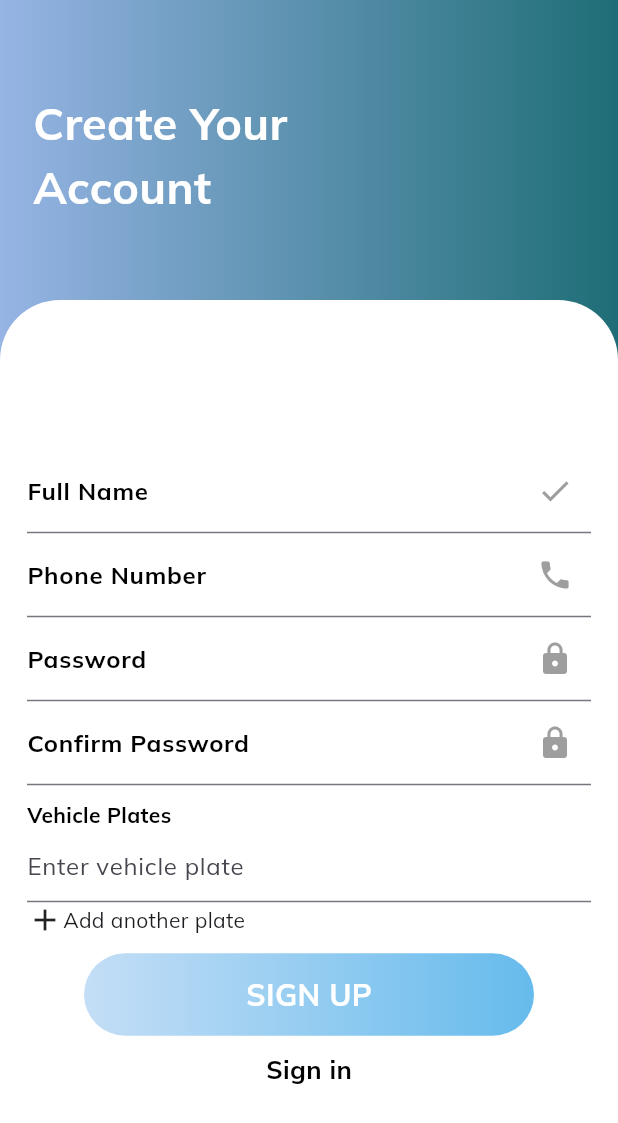
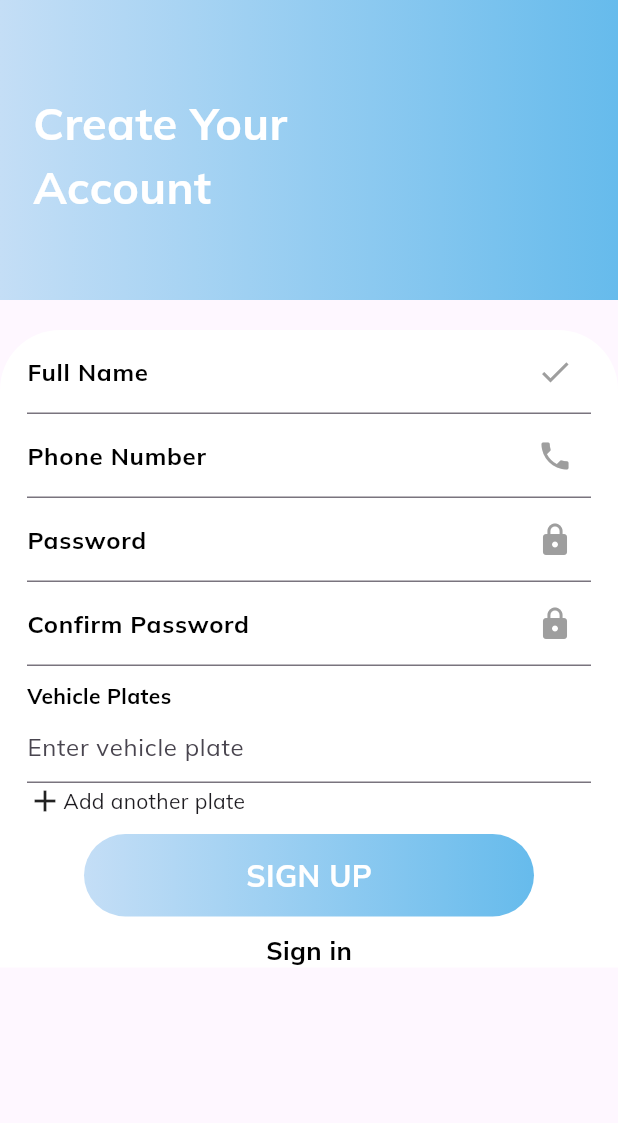
Before and after one commit to AyyyCn/Parki, a Flutter app: the loginScreen screen opened directly, after a tap on "Sign up", on a phone screen of 412 x 824 dp. Shown: the top 1123 px of the screen. Run offline on Flutter 3.47's test engine with Material 3 defaults, Android fonts, the phone set to English and light mode, and no system bars; our stand-ins replace geolocator, google_fonts, ionicons, pinput.

Commit message:
verif screen added

```diff
--- a/frontend/lib/screens/park_booking_screen.dart
+++ b/frontend/lib/screens/park_booking_screen.dart
@@ -90,7 +90,7 @@ class ParkBookingScreen extends StatelessWidget {
                             ),
                           ),
                           const Spacer(),
-                          if (index == 0) ...[
+                          if ((index == 0)||(index==1)) ...[
                             ElevatedButton(
                               onPressed: () {
                                 // Implement pay functionality
@@ -100,7 +100,7 @@ class ParkBookingScreen extends StatelessWidget {
                           ],
                         ],
                       ),
-                      if (index == 0) ...[
+                      if ((index == 0)||(index==1)) ...[
                         const SizedBox(height: 5),
                         Text(
                           "Running",
--- a/frontend/lib/screens/reg_screen.dart
+++ b/frontend/lib/screens/reg_screen.dart
@@ -1,6 +1,7 @@
 import 'package:flutter/material.dart';
 import 'package:flutter/services.dart';
 import 'package:frontend/screens/login_screen.dart';
+import 'package:frontend/screens/phone_verif_screen.dart';
 
 class RegScreen extends StatefulWidget {
   const RegScreen({Key? key}) : super(key: key);
@@ -11,23 +12,26 @@ class RegScreen extends StatefulWidget {
 
 class _RegScreenState extends State<RegScreen> {
   List<Widget> vehiclePlateFields = [];
-//ne9sa kifesh tscrolli
+
   @override
   Widget build(BuildContext context) {
     return Scaffold(
-      body: Stack(
+      body: ListView(
+        physics: const BouncingScrollPhysics(),
+        scrollDirection: Axis.vertical,
         children: [
           Container(
-            height: double.infinity,
-            width: double.infinity,
-            decoration: const BoxDecoration(
-              gradient: LinearGradient(colors: [
-                Color.fromARGB(255, 150, 180, 228),
-                Color.fromARGB(255, 30, 109, 118),
-              ]),
+            height: 200, // Adjust the height according to your design
+            decoration: BoxDecoration(
+              gradient: LinearGradient(
+                colors: [
+                  Color(0xFFC4DEF6),
+                  Color.fromARGB(255, 102, 187, 236),
+                ],
               ),
-            child: const Padding(
-              padding: EdgeInsets.only(top: 60.0, left: 22),
+            ),
+            child: Padding(
+              padding: const EdgeInsets.only(top: 60.0, left: 22),
               child: Text(
                 'Create Your\nAccount',
                 style: TextStyle(
@@ -39,7 +43,7 @@ class _RegScreenState extends State<RegScreen> {
             ),
           ),
           Padding(
-            padding: const EdgeInsets.only(top: 200.0),
+            padding: const EdgeInsets.only(top: 20.0),
             child: Container(
               decoration: const BoxDecoration(
                 borderRadius: BorderRadius.only(
@@ -48,8 +52,6 @@ class _RegScreenState extends State<RegScreen> {
                 ),
                 color: Colors.white,
               ),
-              height: double.infinity,
-              width: double.infinity,
               child: Padding(
                 padding: const EdgeInsets.only(left: 18.0, right: 18),
                 child: Column(
@@ -142,7 +144,16 @@ class _RegScreenState extends State<RegScreen> {
                       ],
                     ),
                     const SizedBox(height: 10),
-                    Container(
+                    GestureDetector(
+                      onTap: () {
+                        Navigator.push(
+                          context,
+                          MaterialPageRoute(
+                            builder: (context) => PhoneVerifScreen(),
+                          ),
+                        );
+                      },
+                      child: Container(
                         height: 55,
                         width: 300,
                         decoration: BoxDecoration(
@@ -161,6 +172,7 @@ class _RegScreenState extends State<RegScreen> {
                               fontWeight: FontWeight.bold,
                               fontSize: 20,
                               color: Colors.white,
+                            ),
                           ),
                         ),
                       ),
@@ -190,9 +202,8 @@ class _RegScreenState extends State<RegScreen> {
             ),
           ),
         ],
-
-
-));
+      ),
+    );
   }
 
   @override
@@ -206,4 +217,5 @@ hintText: 'Enter vehicle plate',
         ),
       ),
     );
-}}
+  }
+}
--- a/frontend/pubspec.yaml
+++ b/frontend/pubspec.yaml
@@ -17,6 +17,7 @@ dependencies:
   cupertino_icons: ^1.0.6
   geolocator: ^8.2.1
   url_launcher: ^6.1.2
+  pinput: ^2.2.12
 
 dev_dependencies:
   flutter_test:
```
Also changed, not shown: frontend/lib/main.dart (+12 -3 lines), frontend/lib/screens/phone_verif_screen.dart (added, +130 -0 lines), frontend/pubspec.lock. Lines whose indentation alone changed are shown as unchanged.
